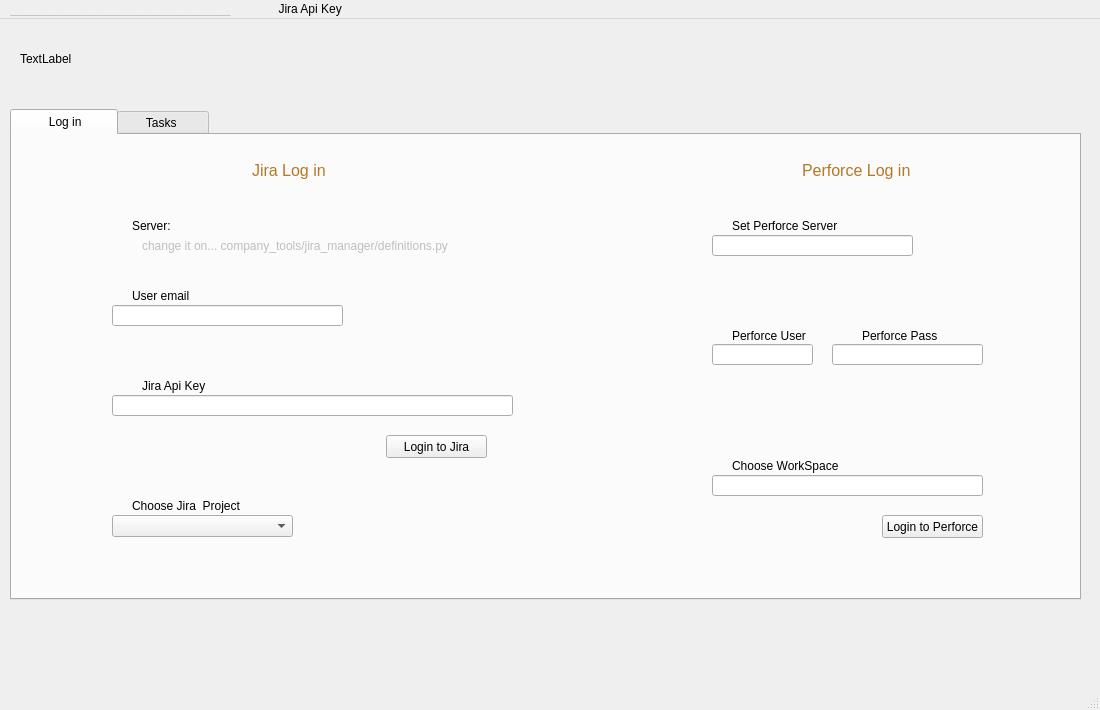
Old version of the form manager_tools/management_tool.ui in the repository gastonsbodio/maya_project_manager.
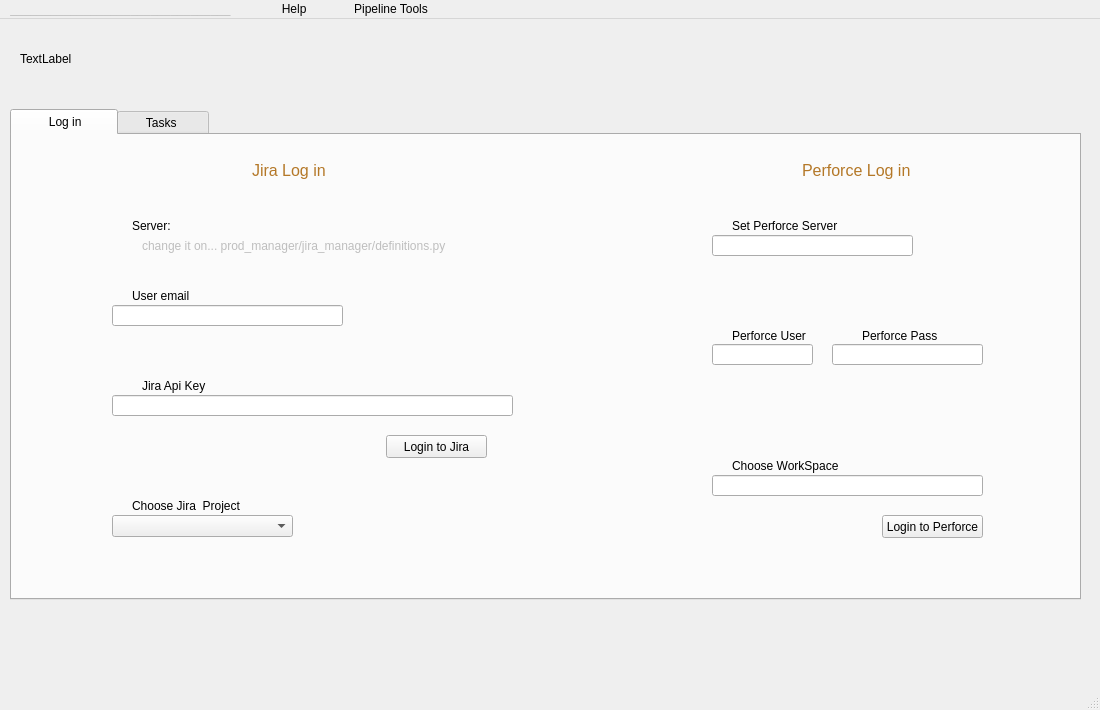
New version of the form.

Commit message: dynamic help menu  :)

Diff of the .ui file:
```diff
--- a/manager_tools/management_tool.ui
+++ b/manager_tools/management_tool.ui
@@ -320,7 +320,7 @@
        </rect>
       </property>
       <property name="text">
-       <string>change it on... company_tools/jira_manager/definitions.py</string>
+       <string>change it on... prod_manager/jira_manager/definitions.py</string>
       </property>
      </widget>
     </widget>
@@ -624,14 +624,20 @@
      <string>_________________________________</string>
     </property>
    </widget>
-   <widget class="QMenu" name="menu_Api_Key">
+   <widget class="QMenu" name="menu_Help">
     <property name="title">
-     <string>          Jira Api Key         </string>
+     <string>           Help          </string>
     </property>
-    <addaction name="actionGet_Jira_Api_Key"/>
+   </widget>
+   <widget class="QMenu" name="menuPipeline_Tools">
+    <property name="title">
+     <string>Pipeline Tools</string>
+    </property>
+    <addaction name="actionTask_Creation_Tools"/>
    </widget>
    <addaction name="menukey"/>
-   <addaction name="menu_Api_Key"/>
+   <addaction name="menu_Help"/>
+   <addaction name="menuPipeline_Tools"/>
   </widget>
   <widget class="QStatusBar" name="statusbar"/>
   <action name="actionget_api_key">
```
Left out of the diff: 7 changed lines with no effect on the pictures. The commit also changes 9 other files.
